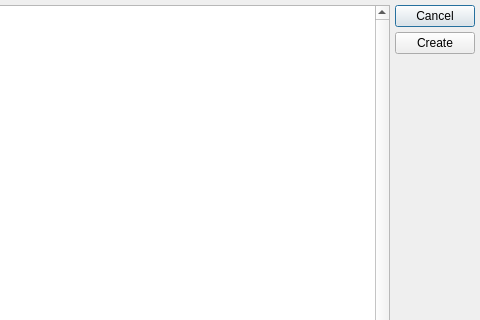
First picture: the form in oPB/ui/bundle.ui, repository pandel/opsiPackageBuilder, before the edit; both pictures show x 453 to 933 and y 0 to 320 of the 933 by 584 pixel window.
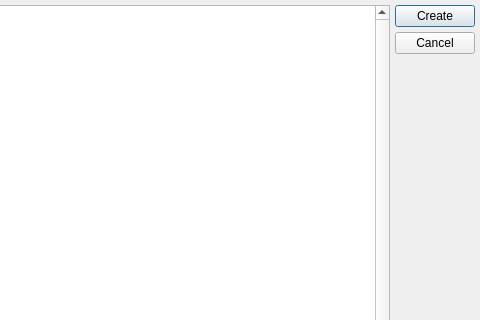
Second picture: the form after the edit. Icons and pictures are not drawn.

What changed in the file:
```diff
--- a/oPB/ui/bundle.ui
+++ b/oPB/ui/bundle.ui
@@ -72,16 +72,16 @@
    <item>
     <layout class="QVBoxLayout" name="verticalLayout">
      <item>
-      <widget class="QPushButton" name="btnCancel">
+      <widget class="QPushButton" name="btnCreate">
        <property name="text">
-        <string>Cancel</string>
+        <string>Create</string>
        </property>
       </widget>
      </item>
      <item>
-      <widget class="QPushButton" name="btnCreate">
+      <widget class="QPushButton" name="btnCancel">
        <property name="text">
-        <string>Create</string>
+        <string>Cancel</string>
        </property>
       </widget>
      </item>
```
